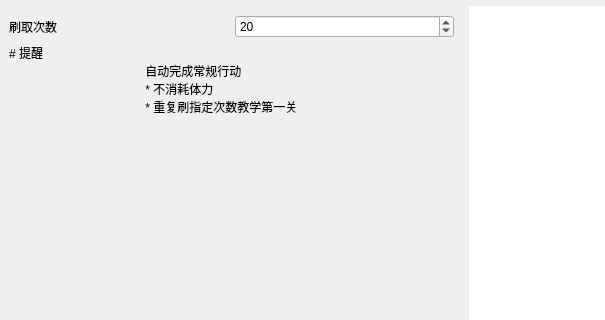
The window that app/ui/additional_features_interface.ui (LaoZhuJackson/SnowbreakAutoAssistant) describes before a commit, drawn with Qt 5; both pictures show x 0 to 605 and y 0 to 320 of the 701 by 620 pixel window.
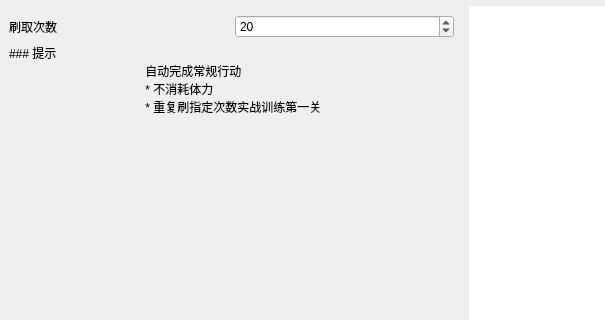
The same window after the commit. Custom widgets are drawn as their Qt base class.

```diff
--- a/app/ui/additional_features_interface.ui
+++ b/app/ui/additional_features_interface.ui
@@ -301,10 +301,10 @@
                          <item row="1" column="0" colspan="2">
                              <widget class="BodyLabel" name="BodyLabel_2">
                                  <property name="text">
-                                     <string># 提醒
+                                     <string>### 提示
                                          自动完成常规行动
                                          * 不消耗体力
-                                         * 重复刷指定次数教学第一关
+                                         * 重复刷指定次数实战训练第一关
                                      </string>
                                  </property>
                                  <property name="textFormat">
```
Left out of the diff: 4 changed lines with no effect on the pictures.
